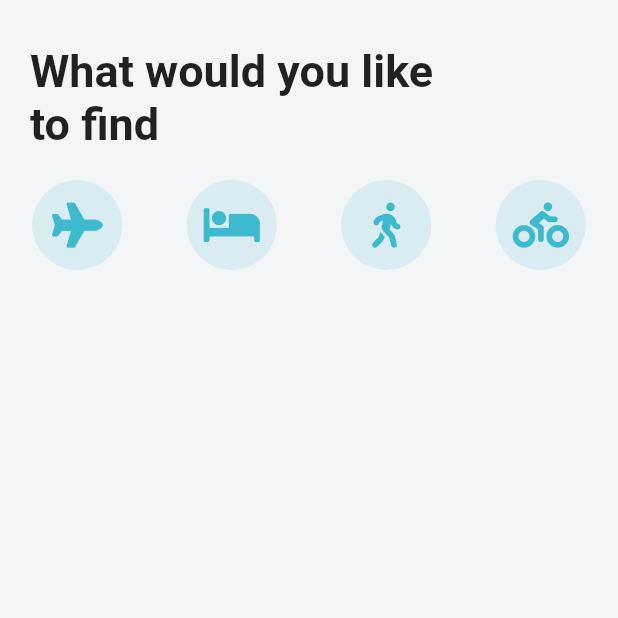
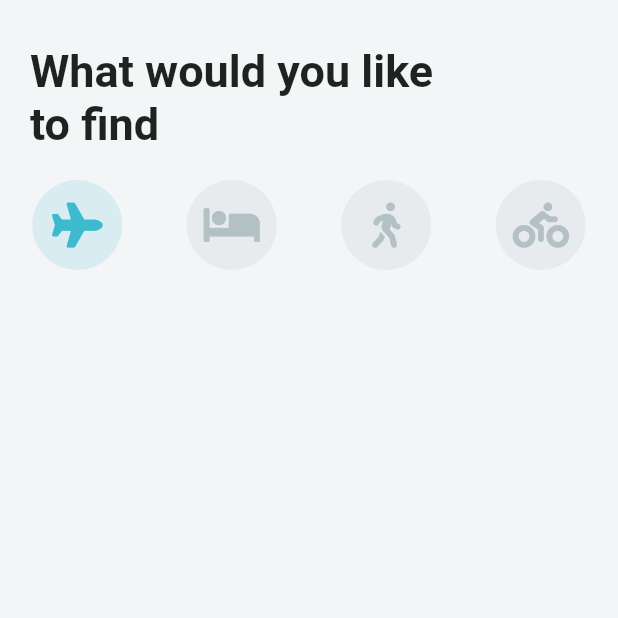
Before and after one commit to Casneil/Trying_Flutter, a Flutter app: the screen it shows after launch, on a phone screen of 412 x 824 dp, the top half of it. Run offline on Flutter 3.47's test engine with Material 2 defaults, Android fonts, the phone set to English and light mode, and no system bars; our stand-ins replace font_awesome_flutter.

Commit message:
wip(icons): dynamic colors added

```diff
--- a/lib/screens/home_screen.dart
+++ b/lib/screens/home_screen.dart
@@ -13,16 +13,24 @@ class _HomeScreenState extends State<HomeScreen> {
     FontAwesomeIcons.walking,
     FontAwesomeIcons.biking
   ];
+  int _selectedIndex = 0;
 
   Widget _buildIcon(int index) {
-    return Container(
-      height: 60.0,
-      width: 60.0,
-      decoration: BoxDecoration(color: Theme.of(context).accentColor, borderRadius: BorderRadius.circular(30.0),
-      ),
-      child: Icon(_icons[index],
-      size: 30.0,
-      color: Theme.of(context).primaryColor
+    return GestureDetector(
+      onTap: () {
+        setState(() {
+          _selectedIndex = index;
+        });
+      },
+      child: Container(
+        height: 60.0,
+        width: 60.0,
+        decoration: BoxDecoration(
+          color: _selectedIndex == index ? Theme.of(context).accentColor : Color(0xFFE7EBEE),
+          borderRadius: BorderRadius.circular(30.0),
+        ),
+        child: Icon(_icons[index],
+            size: 30.0, color: _selectedIndex == index ? Theme.of(context).primaryColor : Color(0xFFb4C1C4)),
       ),
     );
   }
@@ -47,8 +55,13 @@ class _HomeScreenState extends State<HomeScreen> {
             SizedBox(height: 20.0),
             Row(
               mainAxisAlignment: MainAxisAlignment.spaceAround,
-              children:   _icons.asMap().entries.map((MapEntry map) => _buildIcon(map.key),
-              ).toList(),
+              children: _icons
+                  .asMap()
+                  .entries
+                  .map(
+                    (MapEntry map) => _buildIcon(map.key),
+                  )
+                  .toList(),
             )
           ],
         ),
```
